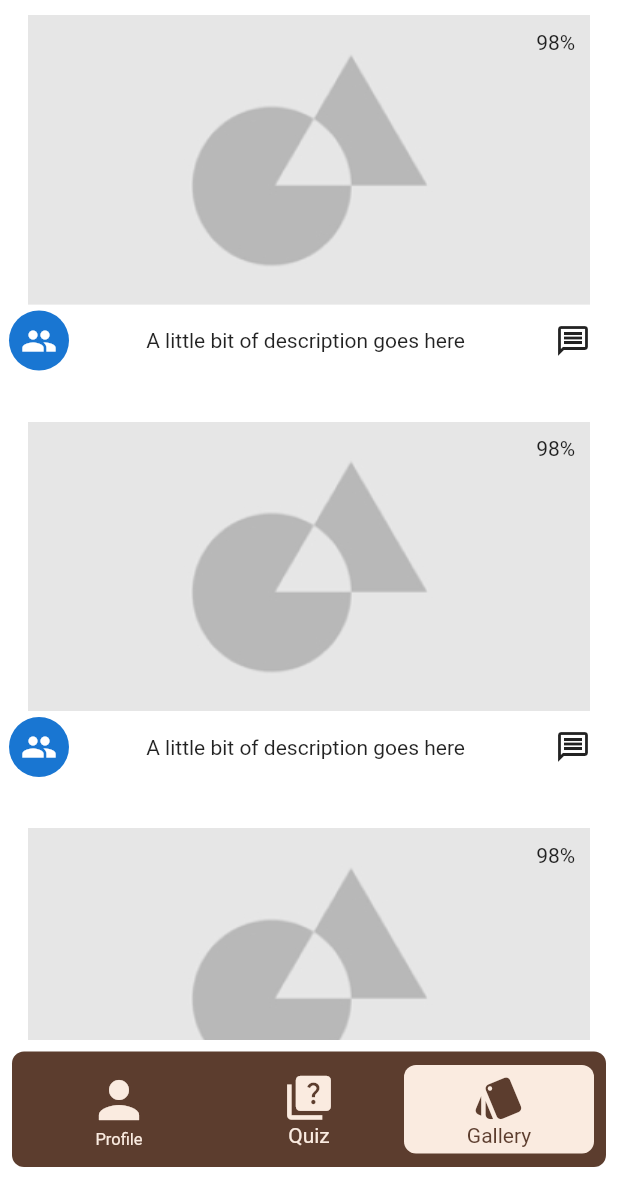
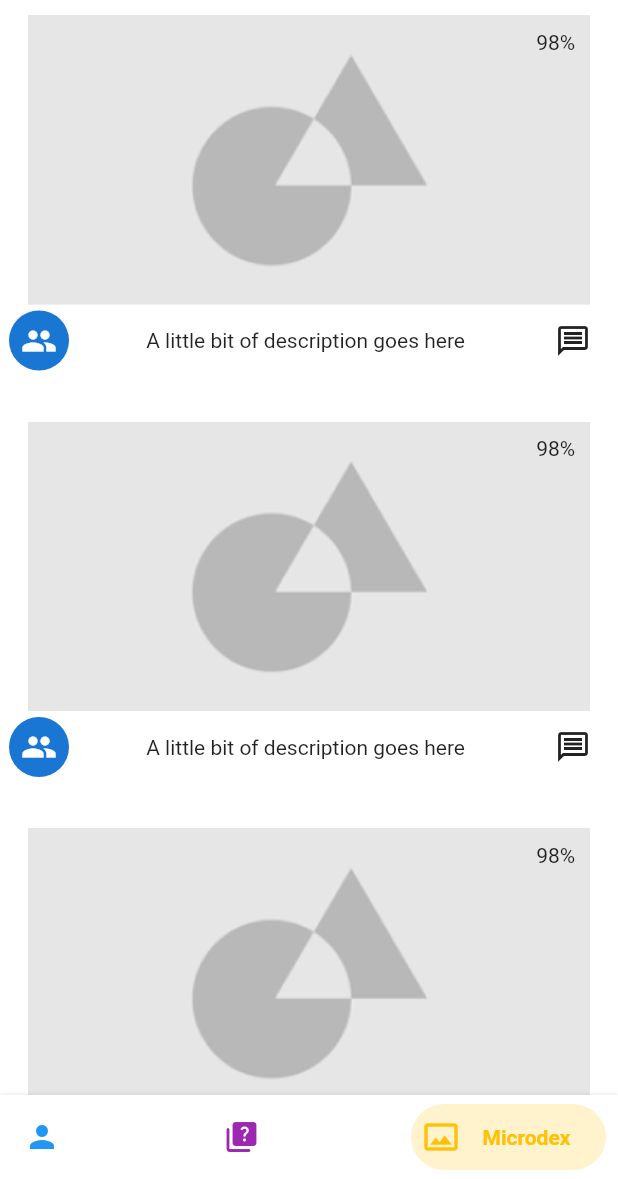
Before and after one commit to ecome-earth/SFW-Microorganism-App, a Flutter app: the CustomNavBar widget shown alone on an empty page, opened directly, item 3 of the bottom bar chosen, on a phone screen of 412 x 824 dp, the part 57-1236 px from its top. Run offline on Flutter 3.47's test engine with Material 2 defaults, Android fonts, the phone set to English and light mode, and no system bars; our stand-ins replace flutter_signin_button, google_fonts, page_transition, parse_server_sdk_flutter, photo_view; missing offline and left inert: cloud_functions_web, connectivity_plus_web, firebase_core_web, firebase_messaging_web, google_sign_in_web, package_info_plus_web and 1 more; accounts and stored records are empty; network calls fail.

Commit message:
Minor changes to bottom navbar

```diff
--- a/lib/components/bottom_navbar.dart
+++ b/lib/components/bottom_navbar.dart
@@ -1,6 +1,11 @@
-import 'package:floating_bottom_navigation_bar/floating_bottom_navigation_bar.dart';
+import 'package:bottom_navy_bar/bottom_navy_bar.dart';
 import 'package:flutter/material.dart';
+import 'package:page_transition/page_transition.dart';
+import 'package:sfw_microorganisms/models/quiz.dart';
 import 'package:sfw_microorganisms/providers/profile_provider.dart';
+import 'package:sfw_microorganisms/screens/gallery.dart';
+import 'package:sfw_microorganisms/screens/quiz/answer_selected_screen.dart';
+import 'package:sfw_microorganisms/screens/root_screen.dart';
 
 class CustomNavBar extends StatefulWidget {
   final ProfileProvider provider;
@@ -15,107 +20,74 @@ class CustomNavBar extends StatefulWidget {
 class _CustomNavBarState extends State<CustomNavBar> {
   @override
   Widget build(BuildContext context) {
-    return FloatingNavbar(
-      backgroundColor: Color(0xFF5C3D2E),
-      selectedBackgroundColor: Color(0xFFFAEBE0),
-      selectedItemColor: Color(0xFF5C3D2E),
-      unselectedItemColor: Color(0xFFFAEBE0),
-      currentIndex: widget.index,
-      onTap: (index) {
+    return BottomNavyBar(
+      selectedIndex: widget.index,
+      itemCornerRadius: 30,
+      curve: Curves.bounceInOut,
+      onItemSelected: (index) {
         setState(() => widget.index = index);
         debugPrint('the nav items: ${widget.provider.bottomNavItems}');
-        widget.provider.selectItem(index: index);
-        widget.provider.setPreviousIndex(index: index);
+
+        switch (index) {
+          case 0:
+            print('Navigating to profile info screen');
+            // Navigator.of(context).pushNamed('root');
+            Navigator.push(
+              context,
+              PageTransition(
+                child: ProfileUploads(),
+                type: PageTransitionType.rightToLeftWithFade,
+                duration: Duration(milliseconds: 300),
+              ),
+            );
+            break;
+          case 1:
+            print('Navigating to quiz screen');
+            // Navigator.of(context).pushNamed('quiz');
+            Navigator.push(
+              context,
+              PageTransition(
+                child: AnswerSelectedScreen(),
+                type: PageTransitionType.rightToLeftWithFade,
+                duration: Duration(milliseconds: 300),
+              ),
+            );
+            break;
+          case 2:
+            print('Navigating to gallery');
+            // Navigator.pushNamed(context, 'gallery');
+            Navigator.push(
+              context,
+              PageTransition(
+                child: Gallery(),
+                type: PageTransitionType.rightToLeftWithFade,
+                duration: Duration(milliseconds: 300),
+              ),
+            );
+            break;
+          default:
+        }
       },
-      items: [
-        FloatingNavbarItem(
-          customWidget: InkWell(
-            onTap: () {
-              print('Navigating to profile info screen');
-              Navigator.of(context).pushNamed('root');
-              setState(() {
-                widget.index = 0;
-                widget.provider.bottomNavItems![0] = true;
-                widget.provider.bottomNavItems![1] = false;
-                widget.provider.bottomNavItems![2] = false;
-              });
-            },
-            child: Icon(
-              Icons.person,
-              size: 40,
-              color: widget.provider.bottomNavItems![0]!
-                  ? Color(0xFF5C3D2E)
-                  : Color(0xFFFAEBE0),
-            ),
+      items: <BottomNavyBarItem>[
+        BottomNavyBarItem(
+          icon: Icon(Icons.person),
+          title: Text('Profile'),
+          textAlign: TextAlign.center,
+          activeColor: Colors.blue,
+        ),
+        BottomNavyBarItem(
+          icon: Icon(Icons.quiz_rounded),
+          title: Text('Quiz'),
+          textAlign: TextAlign.center,
+          activeColor: Colors.purple,
+        ),
+        BottomNavyBarItem(
+          icon: Icon(
+            Icons.photo_size_select_actual_outlined,
           ),
-          title: 'Profile',
-        ),
-        FloatingNavbarItem(
-          customWidget: InkWell(
-            onTap: () {
-              print('Navigating to quiz screen');
-              Navigator.of(context).pushNamed('quiz');
-              setState(() {
-                widget.index = 1;
-                widget.provider.bottomNavItems![0] = false;
-                widget.provider.bottomNavItems![1] = true;
-                widget.provider.bottomNavItems![2] = false;
-              });
-              // provider.bottomNavItems![0]!;
-            },
-            child: Column(
-              children: <Widget>[
-                Icon(
-                  Icons.quiz,
-                  size: 35,
-                  color: widget.provider.bottomNavItems![1]!
-                      ? Color(0xFF5C3D2E)
-                      : Color(0xFFFAEBE0),
-                ),
-                Text(
-                  'Quiz',
-                  style: TextStyle(
-                    color: widget.provider.bottomNavItems![1]!
-                        ? Color(0xFF5C3D2E)
-                        : Color(0xFFFAEBE0),
-                  ),
-                ),
-              ],
-            ),
-          ),
-        ),
-        FloatingNavbarItem(
-          customWidget: InkWell(
-            onTap: () {
-              print('Navigating to gallery');
-              Navigator.pushNamed(context, 'gallery');
-              setState(() {
-                widget.index = 2;
-                widget.provider.bottomNavItems![0] = false;
-                widget.provider.bottomNavItems![1] = false;
-                widget.provider.bottomNavItems![2] = true;
-              });
-            },
-            child: Column(
-              children: [
-                Icon(
-                  Icons.style,
-                  size: 35,
-                  color: widget.provider.bottomNavItems![2]!
-                      ? Color(0xFF5C3D2E)
-                      : Color(0xFFFAEBE0),
-                ),
-                Text(
-                  'Gallery',
-                  style: TextStyle(
-                    color: widget.provider.bottomNavItems![2]!
-                        ? Color(0xFF5C3D2E)
-                        : Color(0xFFFAEBE0),
-                  ),
-                ),
-              ],
-            ),
-          ),
+          title: Text('Microdex'),
+          textAlign: TextAlign.center,
+          activeColor: Colors.amber,
         ),
       ],
     );
--- a/pubspec.yaml
+++ b/pubspec.yaml
@@ -36,7 +36,9 @@ dependencies:
   parse_server_sdk_flutter: ^3.1.0
   photo_gallery: ^1.0.1
   image_painter: ^0.4.0
-  floating_bottom_navigation_bar: ^1.5.2
+  animations: ^2.0.2
+  bottom_navy_bar: ^6.0.0
+  page_transition: ^2.0.4
 
 dev_dependencies:
   flutter_test:
```
Also changed, not shown: 1 other file.
